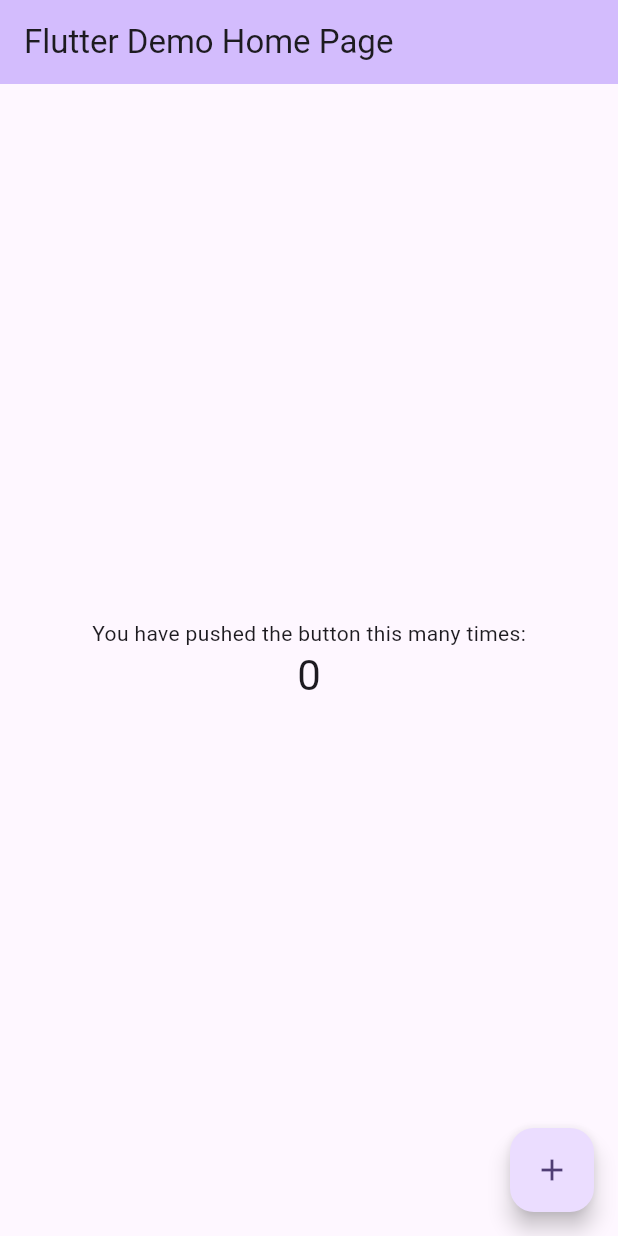
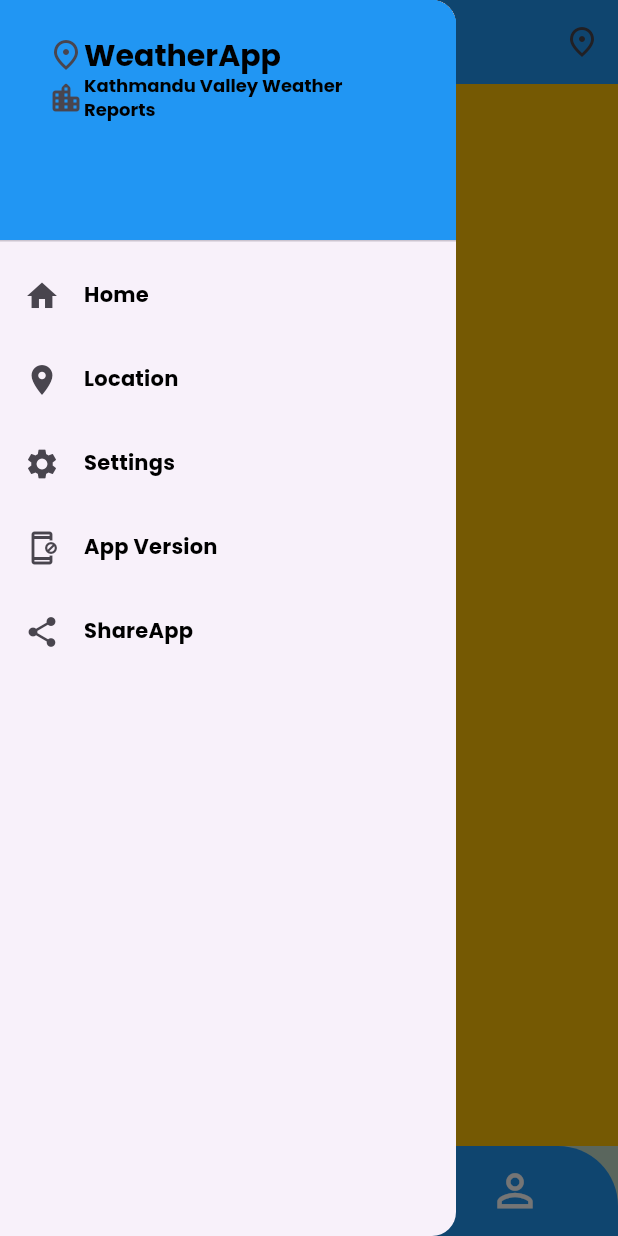
Before and after one commit to sanjiv001/broadwayInfosys_weatherApp, a Flutter app: the screen it shows after launch, with the side drawer open (before the commit the screen has no drawer), on a phone screen of 412 x 824 dp. Run offline on Flutter 3.47's test engine with Material 3 defaults, Android fonts, the light colour scheme and no system bars; our stand-ins replace google_fonts.

Commit message:
UI screen created

```diff
--- /dev/null
+++ b/lib/Theme/app_theme.dart
@@ -0,0 +1,57 @@
+import 'package:flutter/material.dart';
+import 'package:google_fonts/google_fonts.dart';
+
+ThemeData lightTheme(BuildContext context) {
+  return ThemeData(
+    colorScheme: ColorScheme.fromSeed(seedColor: Colors.deepPurple),
+    useMaterial3: true,
+    brightness: Brightness.light,
+    primaryColor: Colors.transparent,
+    highlightColor: Colors.transparent,
+    splashColor: Colors.transparent,
+    hoverColor: Colors.transparent,
+    cardTheme: const CardTheme(
+        color: Colors.white,
+        surfaceTintColor: Colors.white,
+        elevation: 0,
+        margin: EdgeInsets.all(0),
+        shape: RoundedRectangleBorder(
+          borderRadius: BorderRadius.zero,
+        )),
+    scaffoldBackgroundColor: Colors.white,
+    textTheme: GoogleFonts.poppinsTextTheme(
+      TextTheme(
+        headlineLarge: GoogleFonts.poppins(
+          fontWeight: FontWeight.bold,
+          fontSize: 18,
+          color: Colors.black,
+        ),
+        titleLarge: GoogleFonts.poppins(
+          fontWeight: FontWeight.bold,
+          fontSize: 16,
+          color: Colors.black,
+        ),
+        titleMedium: GoogleFonts.poppins(
+          fontWeight: FontWeight.bold,
+          fontSize: 14,
+          color: Colors.black,
+        ),
+        titleSmall: GoogleFonts.poppins(
+          fontWeight: FontWeight.bold,
+          fontSize: 12,
+          color: Colors.black,
+        ),
+        bodySmall: GoogleFonts.poppins(
+            fontWeight: FontWeight.bold,
+            fontSize: 12,
+            color: Colors.black,
+            letterSpacing: 0),
+        bodyMedium: GoogleFonts.poppins(
+          fontWeight: FontWeight.bold,
+          fontSize: 14,
+          color: Colors.black,
+        ),
+      ),
+    ),
+  );
+}
--- /dev/null
+++ b/lib/constant/color_constants.dart
@@ -0,0 +1,8 @@
+import 'package:flutter/material.dart';
+
+class AppColors {
+  static const textColor = Color(0xffFFFFFF);
+  static const blackHeadingColor = Color(0xff000000);
+  static const subHeadingColor = Color(0xff454545);
+  static const blueTextColor = Colors.blue;
+}
--- a/lib/main.dart
+++ b/lib/main.dart
@@ -1,3 +1,5 @@
+import 'package:broadwayinfosys_weatherapp/Theme/app_theme.dart';
+import 'package:broadwayinfosys_weatherapp/presentation/view/navigation_screen.dart';
 import 'package:flutter/material.dart';
 
 void main() {
@@ -7,119 +9,13 @@
 class MyApp extends StatelessWidget {
   const MyApp({super.key});
 
-  // This widget is the root of your application.
   @override
   Widget build(BuildContext context) {
     return MaterialApp(
-      title: 'Flutter Demo',
-      theme: ThemeData(
-        // This is the theme of your application.
-        //
-        // TRY THIS: Try running your application with "flutter run". You'll see
-        // the application has a purple toolbar. Then, without quitting the app,
-        // try changing the seedColor in the colorScheme below to Colors.green
-        // and then invoke "hot reload" (save your changes or press the "hot
-        // reload" button in a Flutter-supported IDE, or press "r" if you used
-        // the command line to start the app).
-        //
-        // Notice that the counter didn't reset back to zero; the application
-        // state is not lost during the reload. To reset the state, use hot
-        // restart instead.
-        //
-        // This works for code too, not just values: Most code changes can be
-        // tested with just a hot reload.
-        colorScheme: ColorScheme.fromSeed(seedColor: Colors.deepPurple),
-        useMaterial3: true,
-      ),
-      home: const MyHomePage(title: 'Flutter Demo Home Page'),
+      debugShowCheckedModeBanner: false,
+      title: 'WeatherApp',
+      theme: lightTheme(context),
+      home: const NavigationButtonBarScreen(),
     );
   }
 }
-
-class MyHomePage extends StatefulWidget {
-  const MyHomePage({super.key, required this.title});
-
-  // This widget is the home page of your application. It is stateful, meaning
-  // that it has a State object (defined below) that contains fields that affect
-  // how it looks.
-
-  // This class is the configuration for the state. It holds the values (in this
-  // case the title) provided by the parent (in this case the App widget) and
-  // used by the build method of the State. Fields in a Widget subclass are
-  // always marked "final".
-
-  final String title;
-
-  @override
-  State<MyHomePage> createState() => _MyHomePageState();
-}
-
-class _MyHomePageState extends State<MyHomePage> {
-  int _counter = 0;
-
-  void _incrementCounter() {
-    setState(() {
-      // This call to setState tells the Flutter framework that something has
-      // changed in this State, which causes it to rerun the build method below
-      // so that the display can reflect the updated values. If we changed
-      // _counter without calling setState(), then the build method would not be
-      // called again, and so nothing would appear to happen.
-      _counter++;
-    });
-  }
-
-  @override
-  Widget build(BuildContext context) {
-    // This method is rerun every time setState is called, for instance as done
-    // by the _incrementCounter method above.
-    //
-    // The Flutter framework has been optimized to make rerunning build methods
-    // fast, so that you can just rebuild anything that needs updating rather
-    // than having to individually change instances of widgets.
-    return Scaffold(
-      appBar: AppBar(
-        // TRY THIS: Try changing the color here to a specific color (to
-        // Colors.amber, perhaps?) and trigger a hot reload to see the AppBar
-        // change color while the other colors stay the same.
-        backgroundColor: Theme.of(context).colorScheme.inversePrimary,
-        // Here we take the value from the MyHomePage object that was created by
-        // the App.build method, and use it to set our appbar title.
-        title: Text(widget.title),
-      ),
-      body: Center(
-        // Center is a layout widget. It takes a single child and positions it
-        // in the middle of the parent.
-        child: Column(
-          // Column is also a layout widget. It takes a list of children and
-          // arranges them vertically. By default, it sizes itself to fit its
-          // children horizontally, and tries to be as tall as its parent.
-          //
-          // Column has various properties to control how it sizes itself and
-          // how it positions its children. Here we use mainAxisAlignment to
-          // center the children vertically; the main axis here is the vertical
-          // axis because Columns are vertical (the cross axis would be
-          // horizontal).
-          //
-          // TRY THIS: Invoke "debug painting" (choose the "Toggle Debug Paint"
-          // action in the IDE, or press "p" in the console), to see the
-          // wireframe for each widget.
-          mainAxisAlignment: MainAxisAlignment.center,
-          children: <Widget>[
-            const Text(
-              'You have pushed the button this many times:',
-            ),
-            Text(
-              '$_counter',
-              style: Theme.of(context).textTheme.headlineMedium,
-            ),
-          ],
-        ),
-      ),
-      floatingActionButton: FloatingActionButton(
-        onPressed: _incrementCounter,
-        tooltip: 'Increment',
-        child: const Icon(Icons.add),
-      ), // This trailing comma makes auto-formatting nicer for build methods.
-    );
-  }
-}
--- /dev/null
+++ b/lib/presentation/view/drawer.dart
@@ -0,0 +1,86 @@
+import 'package:broadwayinfosys_weatherapp/constant/color_constants.dart';
+import 'package:flutter/material.dart';
+
+class MyDrawer extends StatelessWidget {
+  const MyDrawer({
+    super.key,
+  });
+
+  @override
+  Widget build(BuildContext context) {
+    return Drawer(
+      child: ListView(
+        padding: EdgeInsets.zero,
+        children: [
+          DrawerHeader(
+            decoration: const BoxDecoration(
+              color: AppColors.blueTextColor,
+            ),
+            child: ListTile(
+              title: Row(
+                children: [
+                  const Icon(Icons.place_outlined),
+                  Text(
+                    'WeatherApp',
+                    style: Theme.of(context).textTheme.headlineLarge?.copyWith(
+                          fontSize: 20,
+                        ),
+                  ),
+                ],
+              ),
+              subtitle: Row(
+                children: [
+                  const Icon(Icons.location_city_rounded),
+                  Text(
+                    'Kathmandu Valley Weather\nReports',
+                    style: Theme.of(context).textTheme.bodySmall,
+                  ),
+                ],
+              ),
+            ),
+          ),
+          ListTile(
+            leading: const Icon(Icons.home),
+            title: Text(
+              'Home',
+              style: Theme.of(context).textTheme.titleMedium,
+            ),
+            onTap: () {},
+          ),
+          ListTile(
+            leading: const Icon(Icons.place),
+            title: Text(
+              'Location',
+              style: Theme.of(context).textTheme.titleMedium,
+            ),
+            onTap: () {},
+          ),
+          ListTile(
+            leading: const Icon(Icons.settings),
+            title: Text(
+              'Settings',
+              style: Theme.of(context).textTheme.titleMedium,
+            ),
+            onTap: () {},
+          ),
+          ListTile(
+            leading: const Icon(Icons.app_blocking_outlined),
+            title: Text(
+              'App Version',
+              style: Theme.of(context).textTheme.titleMedium,
+            ),
+            onTap: () {},
+          ),
+          ListTile(
+            leading: const Icon(Icons.share_rounded),
+            title: Text(
+              'ShareApp',
+              style: Theme.of(context).textTheme.titleMedium,
+            ),
+            onTap: () {},
+          ),
+        ],
+      ),
+    );
+  }
+}
--- /dev/null
+++ b/lib/presentation/view/home_screen.dart
@@ -0,0 +1,24 @@
+import 'package:flutter/material.dart';
+
+class HomeScreen extends StatefulWidget {
+  const HomeScreen({super.key});
+
+  @override
+  State<HomeScreen> createState() => _HomeScreenState();
+}
+
+class _HomeScreenState extends State<HomeScreen> {
+  @override
+  Widget build(BuildContext context) {
+    return Scaffold(
+      body: SingleChildScrollView(
+        scrollDirection: Axis.vertical,
+        child: Container(
+          color: Colors.amber,
+          height: 1000,
+          child: Center(child: Text("data")),
+        ),
+      ),
+    );
+  }
+}
--- /dev/null
+++ b/lib/presentation/view/navigation_screen.dart
@@ -0,0 +1,206 @@
+import 'package:broadwayinfosys_weatherapp/constant/color_constants.dart';
+import 'package:broadwayinfosys_weatherapp/presentation/view/drawer.dart';
+import 'package:broadwayinfosys_weatherapp/presentation/view/home_screen.dart';
+import 'package:broadwayinfosys_weatherapp/presentation/view/profie_screen.dart';
+import 'package:flutter/material.dart';
+
+class NavigationButtonBarScreen extends StatefulWidget {
+  const NavigationButtonBarScreen({Key? key}) : super(key: key);
+
+  @override
+  _NavigationButtonBarScreenState createState() =>
+      _NavigationButtonBarScreenState();
+}
+
+class _NavigationButtonBarScreenState extends State<NavigationButtonBarScreen> {
+  int pageIndex = 0;
+
+  final pages = [
+    const HomeScreen(),
+    const ProfileScreen(),
+    const HomeScreen(),
+  ];
+
+  @override
+  Widget build(BuildContext context) {
+    return Scaffold(
+      backgroundColor: const Color(0xffC4DFCB),
+      appBar: AppBar(
+        title: Text(
+          "WeatherApp",
+          style: Theme.of(context).textTheme.headlineLarge?.copyWith(
+                fontSize: 20,
+                color: AppColors.textColor,
+              ),
+        ),
+        centerTitle: true,
+        backgroundColor: AppColors.blueTextColor,
+        elevation: 0,
+        shadowColor: Colors.red,
+        // bottom: const PreferredSize(
+        //   preferredSize: Size(10, 10),
+        //   child: Text("data"),
+        // ),
+        actions: [
+          IconButton(
+            onPressed: () {},
+            icon: const Icon(Icons.place_outlined),
+          ),
+        ],
+      ),
+      drawer: const MyDrawer(),
+      body: pages[pageIndex],
+      bottomNavigationBar: buildMyNavBar(context),
+    );
+  }
+
+  Container buildMyNavBar(BuildContext context) {
+    return Container(
+      height: 60,
+      decoration: const BoxDecoration(
+        color: AppColors.blueTextColor,
+        borderRadius: BorderRadius.only(
+          topLeft: Radius.circular(40),
+          topRight: Radius.circular(40),
+        ),
+      ),
+      child: Row(
+        mainAxisAlignment: MainAxisAlignment.spaceAround,
+        children: [
+          IconButton(
+            enableFeedback: false,
+            onPressed: () {
+              setState(() {
+                pageIndex = 0;
+              });
+            },
+            icon: pageIndex == 0
+                ? const Icon(
+                    Icons.home_filled,
+                    color: Colors.white,
+                    size: 35,
+                  )
+                : const Icon(
+                    Icons.home_outlined,
+                    color: Colors.white,
+                    size: 35,
+                  ),
+          ),
+          IconButton(
+            enableFeedback: false,
+            onPressed: () {
+              setState(() {
+                pageIndex = 1;
+              });
+            },
+            icon: pageIndex == 1
+                ? const Icon(
+                    Icons.widgets_rounded,
+                    color: Colors.white,
+                    size: 35,
+                  )
+                : const Icon(
+                    Icons.widgets_outlined,
+                    color: Colors.white,
+                    size: 35,
+                  ),
+          ),
+          IconButton(
+            enableFeedback: false,
+            onPressed: () {
+              setState(() {
+                pageIndex = 2;
+              });
+            },
+            icon: pageIndex == 2
+                ? const Icon(
+                    Icons.person,
+                    color: Colors.white,
+                    size: 35,
+                  )
+                : const Icon(
+                    Icons.person_outline,
+                    color: Colors.white,
+                    size: 35,
+                  ),
+          ),
+        ],
+      ),
+    );
+  }
+}
+
+
+//  Container buildMyNavBar(BuildContext context) {
+//     return Container(
+//       height: 60,
+//       decoration: const BoxDecoration(
+//         color: AppColors.blueTextColor,
+//         borderRadius: BorderRadius.only(
+//           topLeft: Radius.circular(40),
+//           topRight: Radius.circular(40),
+//         ),
+//       ),
+//       child: ValueListenableBuilder<int>(
+//         valueListenable: pageIndex,
+//         builder: (context, value, child) {
+//           return Row(
+//             mainAxisAlignment: MainAxisAlignment.spaceAround,
+//             children: [
+//               IconButton(
+//                 enableFeedback: false,
+//                 onPressed: () {
+//                   pageIndex.value = 0;
+//                 },
+//                 icon: value == 0
+//                     ? const Icon(
+//                         Icons.home_filled,
+//                         color: Colors.white,
+//                         size: 35,
+//                       )
+//                     : const Icon(
+//                         Icons.home_outlined,
+//                         color: Colors.white,
+//                         size: 35,
+//                       ),
+//               ),
+//               IconButton(
+//                 enableFeedback: false,
+//                 onPressed: () {
+//                   pageIndex.value = 1;
+//                 },
+//                 icon: value == 1
+//                     ? const Icon(
+//                         Icons.widgets_rounded,
+//                         color: Colors.white,
+//                         size: 35,
+//                       )
+//                     : const Icon(
+//                         Icons.widgets_outlined,
+//                         color: Colors.white,
+//                         size: 35,
+//                       ),
+//               ),
+//               IconButton(
+//                 enableFeedback: false,
+//                 onPressed: () {
+//                   pageIndex.value = 2;
+//                 },
+//                 icon: value == 2
+//                     ? const Icon(
+//                         Icons.person,
+//                         color: Colors.white,
+//                         size: 35,
+//                       )
+//                     : const Icon(
+//                         Icons.person_outline,
+//                         color: Colors.white,
+//                         size: 35,
+//                       ),
+//               ),
+//             ],
+//           );
+//         },
+//       ),
+//     );
+//   }
--- /dev/null
+++ b/lib/presentation/view/profie_screen.dart
@@ -0,0 +1,22 @@
+import 'package:flutter/material.dart';
+
+class ProfileScreen extends StatelessWidget {
+  const ProfileScreen({Key? key}) : super(key: key);
+
+  @override
+  Widget build(BuildContext context) {
+    return Container(
+      color: const Color(0xffC4DFCB),
+      child: Center(
+        child: Text(
+          "Page Number 1",
+          style: TextStyle(
+            color: Colors.green[900],
+            fontSize: 45,
+            fontWeight: FontWeight.w500,
+          ),
+        ),
+      ),
+    );
+  }
+}
--- a/pubspec.yaml
+++ b/pubspec.yaml
@@ -35,6 +35,7 @@ dependencies:
   # The following adds the Cupertino Icons font to your application.
   # Use with the CupertinoIcons class for iOS style icons.
   cupertino_icons: ^1.0.6
+  google_fonts: ^6.2.1
 
 dev_dependencies:
   flutter_test:
```
Also changed, not shown: lib/widget/general_app_bar.dart (added, +40 -0 lines), pubspec.lock, 1 other file.
